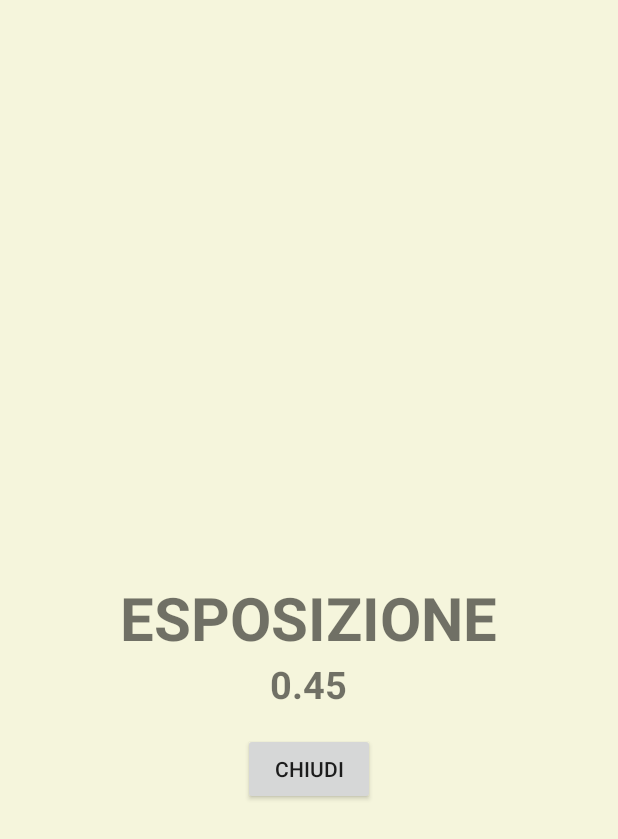
After one commit to dar8900/MBCalculation, an Android app: the layout lettura_esposizione_layout.xml on its own in the app's theme, with its tools: preview values and no code run, on a phone screen of 412 x 824 dp. The commit adds this screen. Shown: the top 839 px of the screen. Run offline under Robolectric (Android 15) with nearby library versions, the phone set to English and light mode, and no system bars.

Commit message:
-Inseriti i calcoli per le varie tipologie e relative attività per mostrare il risultato

```diff
--- a/app/src/main/AndroidManifest.xml
+++ b/app/src/main/AndroidManifest.xml
@@ -9,11 +9,12 @@
         android:roundIcon="@mipmap/ic_launcher_round"
         android:supportsRtl="true"
         android:theme="@style/AppTheme">
-        <activity android:name=".InputNuovoTurno"></activity>
+        <activity android:name=".LetturaEsposizione"></activity>
+        <activity android:name=".InputNuovoTurno" />
         <activity
             android:name=".Calcolo"
             android:label="@string/title_activity_calcolo"
-            android:theme="@style/AppTheme.NoActionBar"></activity>
+            android:theme="@style/AppTheme.NoActionBar" />
         <activity android:name=".DescribeInstrument" />
         <activity android:name=".DescribeMansion" />
         <activity
--- a/app/src/main/res/drawable/button_border.xml
+++ b/app/src/main/res/drawable/button_border.xml
@@ -2,10 +2,6 @@
 <shape
     xmlns:android="http://schemas.android.com/apk/res/android"
     android:shape="rectangle">
-<!--    <gradient -->
-<!--        android:startColor="#FFFFFF"-->
-<!--        android:endColor="#00FF00"-->
-<!--        android:angle="270" />-->
     <corners android:radius="5dp"/>
     <solid android:color="@color/powder_blue"/>
     <stroke
--- a/app/src/main/res/layout/calcolo_layout.xml
+++ b/app/src/main/res/layout/calcolo_layout.xml
@@ -4,7 +4,8 @@
     xmlns:tools="http://schemas.android.com/tools"
     android:layout_width="match_parent"
     android:layout_height="match_parent"
-    tools:context=".Calcolo">
+    tools:context=".Calcolo"
+    android:id="@+id/calcolo_layout">
 
     <com.google.android.material.appbar.AppBarLayout
         android:layout_width="match_parent"
--- a/app/src/main/res/layout/content_calcolo.xml
+++ b/app/src/main/res/layout/content_calcolo.xml
@@ -167,6 +167,7 @@
             </TableRow>
         </TableLayout>
 
+
         <Button
             android:id="@+id/calc_stat_data"
             android:layout_width="wrap_content"
--- /dev/null
+++ b/app/src/main/res/layout/lettura_esposizione_layout.xml
@@ -0,0 +1,40 @@
+<?xml version="1.0" encoding="utf-8"?>
+<androidx.constraintlayout.widget.ConstraintLayout xmlns:android="http://schemas.android.com/apk/res/android"
+    xmlns:app="http://schemas.android.com/apk/res-auto"
+    xmlns:tools="http://schemas.android.com/tools"
+    android:layout_width="match_parent"
+    android:layout_height="match_parent"
+    tools:context=".LetturaEsposizione"
+    android:background="@color/beige">
+    <RelativeLayout
+        android:layout_width="match_parent"
+        android:layout_height="match_parent">
+        <TextView
+            android:id="@+id/titolo_mostra_esposizione"
+            android:layout_width="wrap_content"
+            android:layout_height="wrap_content"
+            android:layout_centerInParent="true"
+            android:textSize="@dimen/activity_title_font_size"
+            android:text="ESPOSIZIONE"
+            android:textStyle="bold"/>
+        <TextView
+            android:id="@+id/mostra_esposizione"
+            android:layout_width="wrap_content"
+            android:layout_height="wrap_content"
+            android:text="0.45"
+            android:layout_below="@+id/titolo_mostra_esposizione"
+            android:layout_centerHorizontal="true"
+            android:textStyle="bold"
+            android:textSize="25dp"
+            android:textIsSelectable="true"/>
+        <Button
+            android:layout_width="wrap_content"
+            android:layout_height="wrap_content"
+            android:layout_centerHorizontal="true"
+            android:layout_below="@+id/mostra_esposizione"
+            android:text="Chiudi"
+            android:layout_marginTop="15dp"
+            android:onClick="closeMostraEsp"/>
+    </RelativeLayout>
+
+</androidx.constraintlayout.widget.ConstraintLayout>
```
Also changed, not shown: app/src/main/java/com/example/mbcalculation/Calcolo.java (+197 -11 lines), app/src/main/java/com/example/mbcalculation/DescribeMansion.java (+6 -6 lines), app/src/main/java/com/example/mbcalculation/LetturaEsposizione.java (added, +147 -0 lines), app/src/main/java/com/example/mbcalculation/MainActivity.java (+8 -3 lines), app/src/main/res/layout/scelta_calcolo.xml (+10 -0 lines).
